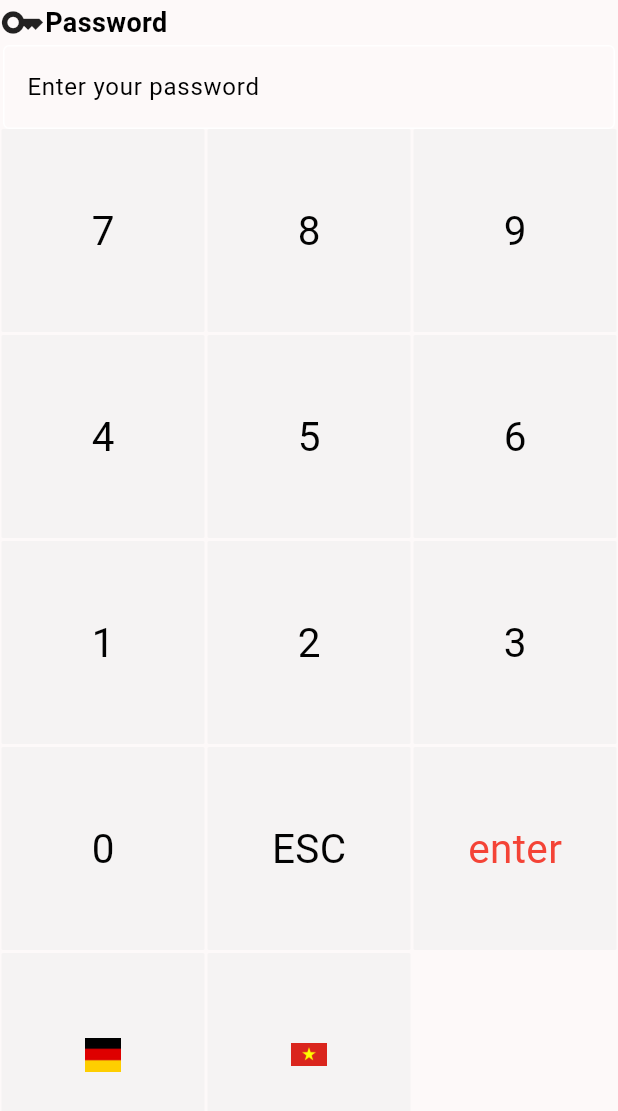
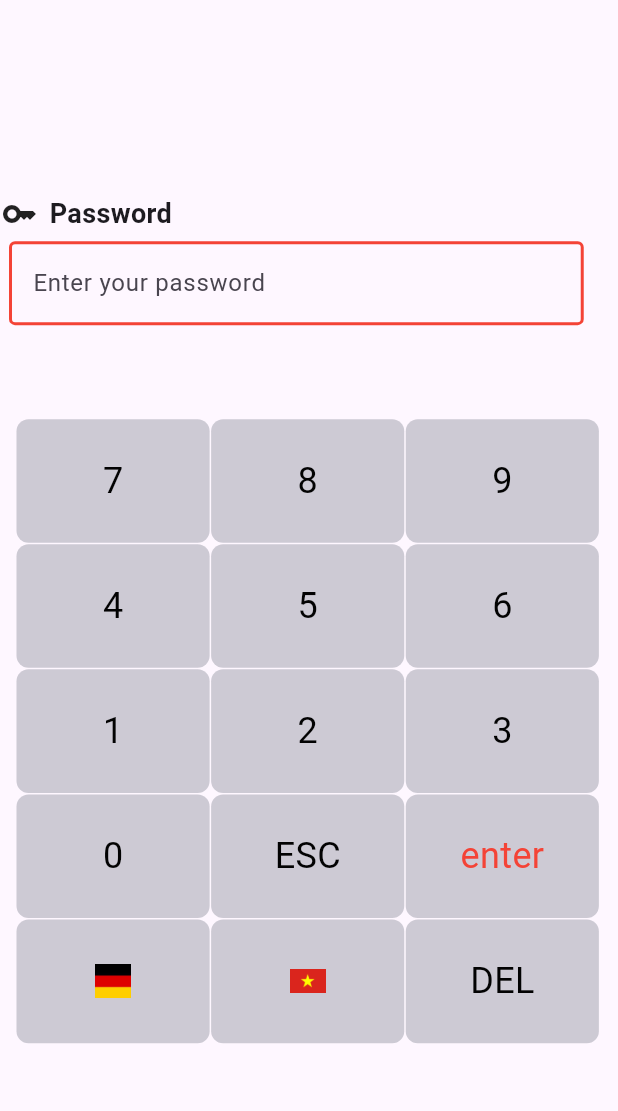
Before and after one commit to longtv-cnt/shop, a Flutter app: the screen it shows after launch, on a phone screen of 412 x 824 dp. Shown: the top 1111 px of the screen. Run offline on Flutter 3.47's test engine with Material 3 defaults, Android fonts, the phone set to English and light mode, and no system bars; missing offline and left inert: built_in_keyboard.

Commit message:
edit login form

```diff
--- a/lib/main.dart
+++ b/lib/main.dart
@@ -12,9 +12,9 @@ class MyApp extends StatelessWidget {
   Widget build(BuildContext context) {
     return MaterialApp(
       debugShowCheckedModeBanner: false,
-      title: 'Calculator',
       theme: ThemeData(
-        colorScheme: ColorScheme.fromSwatch(primarySwatch: Colors.deepPurple),
+        // colorScheme: ColorScheme.fromSwatch(primarySwatch: Colors.deepPurple)
+        //,
         useMaterial3: true,
       ),
       home: const Calculator(),
@@ -33,6 +33,7 @@ class _CalculatorState extends State<Calculator> {
   String userInput = '';
   String _correctPassword = '12345';
   String errorMessage = '';
+  final FocusNode _passwordFocusNode = FocusNode(); // FocusNode cho TextField
 
   List<String> buttons = [
     '7',
@@ -48,27 +49,48 @@ class _CalculatorState extends State<Calculator> {
     'ESC',
     'enter',
     'GE',
-    'VI'
+    'VI',
+    'DEL',
   ];
+
+  @override
+  void dispose() {
+    _passwordFocusNode.dispose(); // Giải phóng FocusNode khi widget bị dispose
+    super.dispose();
+  }
 
   @override
   Widget build(BuildContext context) {
     return SafeArea(
       child: Scaffold(
-        backgroundColor: const Color.fromARGB(255, 253, 249, 249),
-        body: Column(
-          children: [
-            SizedBox(
+        body: LayoutBuilder(
+          builder: (BuildContext context, BoxConstraints constraints) {
+            final passwordFieldHeight =
+                constraints.maxHeight * 0.4; // 20% của chiều cao màn hình
+            final buttonWidth = MediaQuery.of(context).size.width /
+                3.2; // Chiều rộng của mỗi ô được chia đều thành 3 cột
+            final buttonHeight = (constraints.maxHeight - passwordFieldHeight) /
+                6; // Phần còn lại của chiều cao màn hình được chia cho 5
+            return GestureDetector(
+              onTap: () {
+                _passwordFocusNode
+                    .unfocus(); // Mất focus khi chạm vào ngoài TextField
+              },
+              child: Container(
+                margin: const EdgeInsets.all(1),
                 child: Column(
                   children: [
-                  const Row(
-                    mainAxisAlignment: MainAxisAlignment.start,
+                    Column(
                       children: [
-                      // IconButton(
-                      //   onPressed: () {},
-                      //   icon: Icon(Icons.access_alarms),
-                      // ),
-                      Icon(Icons.key, size: 30),
+                        Column(
+                          crossAxisAlignment: CrossAxisAlignment.start,
+                          children: [
+                            SizedBox(height: buttonWidth, width: buttonWidth),
+                            Container(
+                              child: const Row(
+                                children: [
+                                  Icon(Icons.key, size: 24),
+                                  SizedBox(width: 8, height: 8),
                                   Text(
                                     'Password',
                                     style: TextStyle(
@@ -76,74 +98,82 @@ class _CalculatorState extends State<Calculator> {
                                       fontWeight: FontWeight.bold,
                                     ),
                                   ),
-                      SizedBox(width: 100),
-                      // IconButton(
-                      //   onPressed: () {},
-                      //   icon: Icon(Icons.more_vert),
-                      // ),
                                 ],
                               ),
-                  Padding(
-                    padding: const EdgeInsets.symmetric(horizontal: 2.0),
+                            ),
+                            Container(
+                              margin: const EdgeInsets.all(5),
+                              width: constraints.maxWidth * 0.93,
                               child: TextField(
+                                focusNode: _passwordFocusNode, // Gán FocusNode
                                 decoration: InputDecoration(
-                        border: const OutlineInputBorder(
-                            borderSide:
-                                BorderSide(color: Colors.red, width: 2.0)),
                                   labelText: 'Enter your password',
-                        errorText:
-                            errorMessage.isNotEmpty ? errorMessage : null,
+                                  errorText: errorMessage.isNotEmpty
+                                      ? errorMessage
+                                      : null,
+                                  enabledBorder: const OutlineInputBorder(
+                                    borderSide: BorderSide(
+                                        color: Colors.red, width: 2.0),
                                   ),
+                                  focusedBorder: const OutlineInputBorder(
+                                    borderSide: BorderSide(
+                                        color: Colors.green, width: 2.0),
+                                  ),
+                                ),
+                                controller:
+                                    TextEditingController(text: userInput),
+                                keyboardType: TextInputType.none,
                                 obscureText: true,
-                      readOnly: true,
-                      keyboardType: TextInputType.none,
-                      controller: TextEditingController(text: userInput),
+                                onChanged: (value) {
+                                  setState(() {
+                                    userInput = value;
+                                  });
+                                },
                               ),
                             ),
                           ],
                         ),
-            ),
-            Expanded(
-              child: Padding(
-                padding: const EdgeInsets.symmetric(horizontal: 1),
-                child: GridView.builder(
-                  shrinkWrap: false,
-                  gridDelegate: const SliverGridDelegateWithFixedCrossAxisCount(
-                    crossAxisCount: 3,
-                    crossAxisSpacing: 2.0, // Adjust this value
-                    mainAxisSpacing: 2.0, // Adjust this value
-                  ),
-                  itemCount: buttons.length,
-                  itemBuilder: (BuildContext context, int index) {
-                    return CustomButton(
-                      text: buttons[index],
+                        Container(
+                          margin: EdgeInsets.only(
+                              top: MediaQuery.of(context).size.height * 0.07,
+                              left: 10),
+                          width: double.infinity,
+                          child: Wrap(
+                            alignment: WrapAlignment.start,
+                            spacing: 1.0,
+                            runSpacing: 1.0,
+                            children: buttons.map((text) {
+                              return SizedBox(
+                                width: buttonWidth,
+                                height: buttonHeight,
+                                child: CustomButton(text: text),
                               );
-                  },
-                ),
+                            }).toList(),
                           ),
                         ),
                       ],
+                    ),
+                  ],
+                ),
+              ),
+            );
+          },
         ),
       ),
     );
   }
 
   Widget CustomButton({required String text}) {
-    return Padding(
-      padding: const EdgeInsets.all(0),
-      child: InkWell(
-        splashColor: Colors.lightGreen,
+    return InkWell(
       onTap: () {
         setState(() {
           handle(text);
         });
       },
       child: Ink(
-          // width: 0.1,
-          // height: 0.1,
         decoration: BoxDecoration(
-            color: const Color.fromARGB(255, 245, 243, 243),
-            borderRadius: BorderRadius.circular(1),
+          color: Color.fromARGB(255, 205, 202, 212),
+          borderRadius: BorderRadius.circular(8.0),
         ),
         child: Center(
           child: text == 'GE'
@@ -154,14 +184,13 @@ class _CalculatorState extends State<Calculator> {
                 )
               : text == 'VI'
                   ? Image.asset(
-                        'assets/image/vi_flag.png', //
+                      'assets/image/vi_flag.png',
                       width: 24,
                       height: 24,
                     )
                   : Text(
                       text,
-                        style: TextStyle(fontSize: 27, color: getColor(text)),
-                      ),
+                      style: TextStyle(fontSize: 24, color: getColor(text)),
                     ),
         ),
       ),
@@ -184,13 +213,19 @@ class _CalculatorState extends State<Calculator> {
       setState(() {
         if (userInput.isNotEmpty) {
           userInput = userInput.substring(0, userInput.length - 1);
+          errorMessage = '';
         }
       });
     } else if (text == 'enter') {
       process();
-    } else if (text != 'ESC' && text != 'DEL' && text != 'enter') {
+    } else if (text != 'ESC' &&
+        text != 'DEL' &&
+        text != 'enter' &&
+        text != 'GE' &&
+        text != 'VI') {
       setState(() {
         userInput += text;
+        errorMessage = '';
       });
     }
   }
@@ -198,9 +233,12 @@ class _CalculatorState extends State<Calculator> {
   process() {
     if (userInput == _correctPassword) {
       Navigator.push(
-          context, MaterialPageRoute(builder: (context) => AdminApp()));
-    }
-    if (userInput != _correctPassword) {
+        context,
+        MaterialPageRoute(
+          builder: (context) => AdminApp(),
+        ),
+      );
+    } else {
       setState(() {
         errorMessage = 'Kindly enter the correct password';
       });
```
Lines whose indentation alone changed are shown as unchanged.
